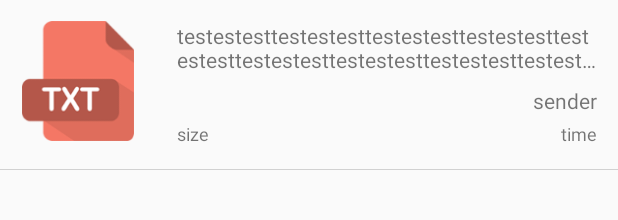
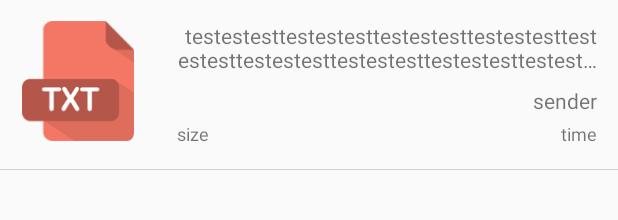
Before and after one commit to Team-Sprout/Clipcon-AndroidClient, an Android app: the layout contents.xml on its own in the app's theme, with its tools: preview values and no code run, on a phone screen of 412 x 824 dp. Shown: the top 220 px of the screen. Run offline under Robolectric (Android 15) with nearby library versions, the phone set to English and light mode, and no system bars.

```diff
--- a/app/src/main/java/com/sprout/clipcon/activity/TransparentActivity.java
+++ b/app/src/main/java/com/sprout/clipcon/activity/TransparentActivity.java
@@ -67,7 +67,7 @@ public class TransparentActivity extends Activity {
             getPermission();
 
             new EndpointInBackGround() // TODO: 17-05-16 change name
-                    .setSnedBitmapImage(getBitmapByUri(uri))
+                    .setSendBitmapImage(getBitmapByUri(uri))
                     .execute(Message.UPLOAD, "image");
 
             /*ClipData clip = ClipData.newRawUri("test", uri);
--- a/app/src/main/java/com/sprout/clipcon/model/MessageParser.java
+++ b/app/src/main/java/com/sprout/clipcon/model/MessageParser.java
@@ -50,11 +50,11 @@ public class MessageParser {
 	 * 			Contents object converted from message
 	 */
 	public static Contents getContentsbyMessage(Message m) throws JSONException {
-
+		Contents rtnContents = new Contents(m.get("contentsType"), m.getLong("contentsSize"), m.get("contentsPKName"), m.get("uploadUserName"), m.get("uploadTime"), m.get("contentsValue"));
 		if (m.get("contentsType").equals(Contents.TYPE_IMAGE)) {
-			String imageString = m.get("imageString");
+            rtnContents.setContentsValue(m.get("imageString"));
 		}
-		return new Contents(m.get("contentsType"), m.getLong("contentsSize"), m.get("contentsPKName"), m.get("uploadUserName"), m.get("uploadTime"), m.get("contentsValue"));
+		return rtnContents;
 	}
 
 	/**
--- a/app/src/main/java/com/sprout/clipcon/server/ContentsUpload.java
+++ b/app/src/main/java/com/sprout/clipcon/server/ContentsUpload.java
@@ -1,6 +1,7 @@
 package com.sprout.clipcon.server;
 
 import android.graphics.Bitmap;
+import android.util.Log;
 
 public class ContentsUpload {
     public UploadData uploader;
@@ -10,9 +11,11 @@ public class ContentsUpload {
     }
 
     public void upload(Bitmap bitmap) {
+
         uploader.uploadImageData(bitmap);
     }
     public void upload(String text) {
+        Log.d("delf", "[SYSTEM] in upload() upload the string: " + text);
         uploader.uploadStringData(text);
     }
 }
--- a/app/src/main/java/com/sprout/clipcon/service/TopService.java
+++ b/app/src/main/java/com/sprout/clipcon/service/TopService.java
@@ -117,7 +117,9 @@ public class TopService extends Service {
             textData = item.getText().toString();
             System.out.println(textData);
 
-            new EndpointInBackGround().execute(Message.UPLOAD, "text", textData);
+            new EndpointInBackGround()
+                    .setSendText(textData)
+                    .execute(Message.UPLOAD, "text");
 
             Toast.makeText(this, "Text ( plain + html ) " + temp, Toast.LENGTH_SHORT).show();
 
--- a/app/src/main/res/layout/contents.xml
+++ b/app/src/main/res/layout/contents.xml
@@ -13,53 +13,55 @@
             android:layout_width="76dp"
             android:layout_height="80dp"
             android:layout_margin="14dp"
-            android:src="@drawable/text_icon"/>
+            android:src="@drawable/text_icon" />
 
         <LinearLayout
-            android:layout_width="wrap_content"
+            android:layout_width="match_parent"
             android:layout_height="84dp"
-            android:orientation="vertical"
             android:layout_margin="14dp"
-            android:gravity="end">
+            android:orientation="vertical">
 
             <TextView
                 android:id="@+id/contents_description"
-                android:layout_width="wrap_content"
+                android:layout_width="match_parent"
                 android:layout_height="wrap_content"
+                android:layout_gravity="end"
+                android:ellipsize="end"
                 android:maxLines="2"
-                android:ellipsize="end"
-                android:textSize="14sp"
-                android:text="testestesttestestesttestestesttestestesttestestesttestestesttestestesttestestesttestestesttestestest"/>
+                android:text="testestesttestestesttestestesttestestesttestestesttestestesttestestesttestestesttestestesttestestest"
+                android:textAlignment="textEnd"
+                android:textSize="14sp" />
 
             <TextView
                 android:id="@+id/contents_sender"
                 android:layout_width="wrap_content"
                 android:layout_height="wrap_content"
+                android:layout_gravity="end"
                 android:layout_marginTop="8dp"
-                android:textSize="14sp"
-                android:text="sender"/>
+                android:text="sender"
+                android:textSize="14sp" />
 
             <RelativeLayout
                 android:layout_width="match_parent"
                 android:layout_height="wrap_content"
-                android:orientation="horizontal"
-                android:layout_marginTop="4dp">
+                android:layout_marginTop="4dp"
+                android:orientation="horizontal">
 
                 <TextView
                     android:id="@+id/contents_time"
                     android:layout_width="wrap_content"
                     android:layout_height="wrap_content"
-                    android:textSize="12sp"
+                    android:layout_alignParentEnd="true"
                     android:text="time"
-                    android:layout_alignParentEnd="true"/>
+                    android:textSize="12sp" />
 
                 <TextView
                     android:id="@+id/contents_size"
                     android:layout_width="wrap_content"
                     android:layout_height="wrap_content"
+                    android:layout_alignParentStart="true"
                     android:text="size"
-                    android:textSize="12sp"
-                    android:layout_alignParentStart="true"/>
+                    android:textSize="12sp" />
 
             </RelativeLayout>
 
@@ -70,7 +72,6 @@
     <View
         android:layout_width="match_parent"
         android:layout_height="0.5dp"
-        android:background="#d1d1d1"
-        android:layout_alignBottom="@id/contents_layout"/>
-
+        android:layout_alignBottom="@id/contents_layout"
+        android:background="#d1d1d1" />
 </RelativeLayout>
```
Also changed, not shown: app/src/main/java/com/sprout/clipcon/adapter/HistoryAdapter.java (+22 -11 lines), app/src/main/java/com/sprout/clipcon/server/EndpointInBackGround.java (+7 -6 lines).
